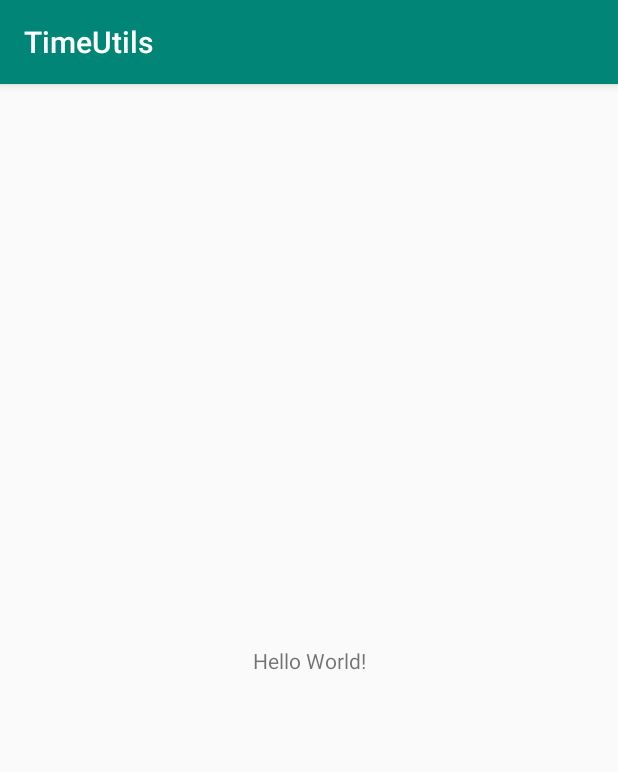
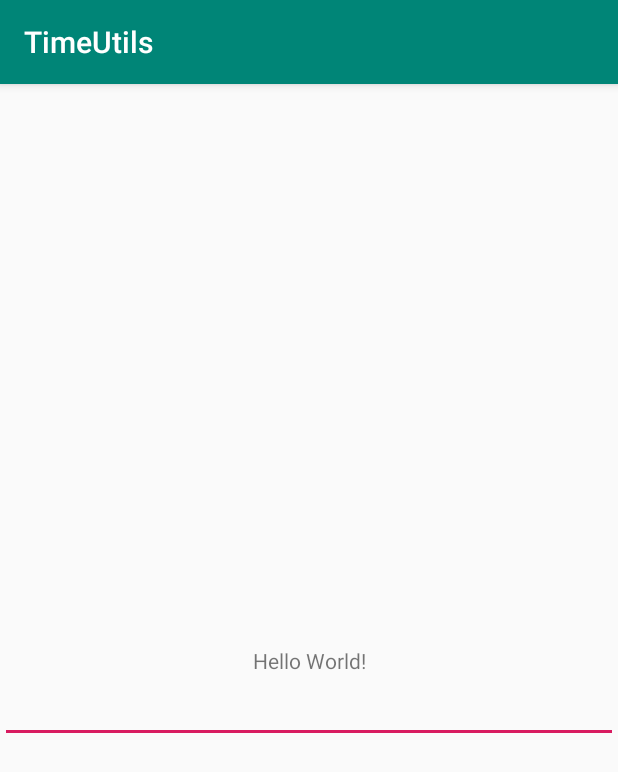
Before and after one commit to shohiebsense/common-timeutils, an Android app: the screen it shows after launch (MainActivity), on a phone screen of 412 x 824 dp. Shown: the top 772 px of the screen. Run offline under Robolectric (Android 15) with nearby library versions, the phone set to English and light mode, and no system bars.

Commit message:
added timepicker

```diff
--- a/app/src/main/java/com/shohiebsense/timeutils/MainActivity.kt
+++ b/app/src/main/java/com/shohiebsense/timeutils/MainActivity.kt
@@ -1,15 +1,43 @@
 package com.shohiebsense.timeutils
 
+import android.app.TimePickerDialog
 import androidx.appcompat.app.AppCompatActivity
 import android.os.Bundle
+import android.widget.TimePicker
+import kotlinx.android.synthetic.main.activity_main.*
+import java.util.*
 
 class MainActivity : AppCompatActivity() {
+
+    val timeListener = object : TimePickerDialog.OnTimeSetListener {
+        override fun onTimeSet(p0: TimePicker?, hourOfDay: Int, minute: Int) {
+            val hourOfDayStr = Utils.Time.getStandardDigitsInTime(hourOfDay)
+            var minutesStr = Utils.Time.getStandardDigitsInTime(minute)
+            edit_time.setText("$hourOfDayStr:$minutesStr")
+        }
+
+    }
 
     override fun onCreate(savedInstanceState: Bundle?) {
         super.onCreate(savedInstanceState)
         setContentView(R.layout.activity_main)
+        edit_time.showSoftInputOnFocus = false
+        edit_time.setOnClickListener {
+            showTimePicker()
+        }
+    }
+
+    fun showTimePicker(){
+        val calendar = Utils.Time.getCalendar()
+        val hour = calendar.get(Calendar.HOUR_OF_DAY)
+        val minute = calendar.get(Calendar.MINUTE)
+
+        val timePickerDialog = CustomTimePickerDialog(this, timeListener, hour, minute, true)
+        timePickerDialog.show()
     }
 
 
 
+
+
 }
--- a/app/src/main/res/layout/activity_main.xml
+++ b/app/src/main/res/layout/activity_main.xml
@@ -1,19 +1,32 @@
 <?xml version="1.0" encoding="utf-8"?>
-<androidx.constraintlayout.widget.ConstraintLayout
-        xmlns:android="http://schemas.android.com/apk/res/android"
+<androidx.constraintlayout.widget.ConstraintLayout xmlns:android="http://schemas.android.com/apk/res/android"
+    xmlns:app="http://schemas.android.com/apk/res-auto"
     xmlns:tools="http://schemas.android.com/tools"
-        xmlns:app="http://schemas.android.com/apk/res-auto"
     android:layout_width="match_parent"
     android:layout_height="match_parent"
     tools:context=".MainActivity">
 
     <TextView
+        android:id="@+id/text_hello"
         android:layout_width="wrap_content"
         android:layout_height="wrap_content"
         android:text="Hello World!"
         app:layout_constraintBottom_toBottomOf="parent"
         app:layout_constraintLeft_toLeftOf="parent"
         app:layout_constraintRight_toRightOf="parent"
-            app:layout_constraintTop_toTopOf="parent"/>
+        app:layout_constraintTop_toTopOf="parent" />
+
+    <EditText
+        android:id="@+id/edit_time"
+        android:layout_width="0dp"
+        android:layout_height="wrap_content"
+        android:cursorVisible="false"
+        android:digits=""
+        app:layout_constraintTop_toBottomOf="@+id/text_hello"
+        app:layout_constraintLeft_toLeftOf="parent"
+        app:layout_constraintRight_toRightOf="parent"
+        />
+
+
 
 </androidx.constraintlayout.widget.ConstraintLayout>
```
Also changed, not shown: app/src/main/java/com/shohiebsense/timeutils/CustomTimePickerDialog.java (added, +27 -0 lines), app/src/main/java/com/shohiebsense/timeutils/Utils.kt (+9 -0 lines). Lines whose indentation alone changed are shown as unchanged.
